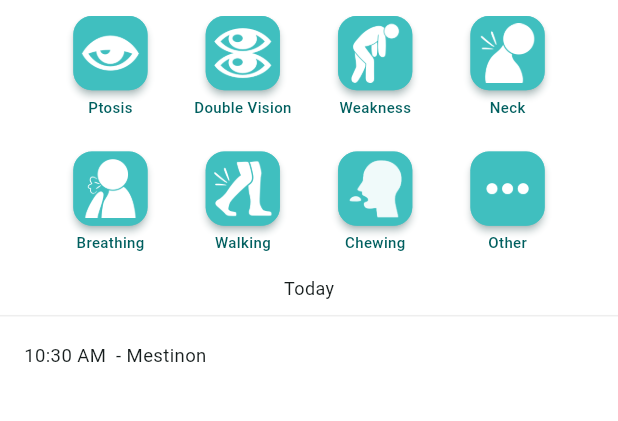
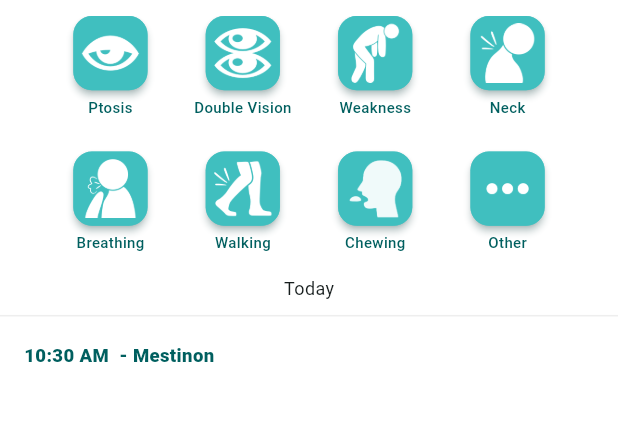
Before and after one commit to dojosgithub/mestinow, a Flutter app: the StatusPage screen opened by its route, after a tap on an icon or button, on a phone screen of 412 x 824 dp, the part 68-489 px from its top. Run offline on Flutter 3.47's test engine with Material 3 defaults, Android fonts, the phone set to English and light mode, and no system bars; drawn by our look-alikes of percent_indicator; our stand-ins replace file_picker, flutter_local_notifications, google_fonts, objectbox, qr_flutter, share_plus and 3 more; accounts and stored records are empty; generated files the repository leaves out were written again; Roboto replaces fonts that are missing (Gabarito).

Commit message:
bold medicine

```diff
--- a/lib/pages/status.dart
+++ b/lib/pages/status.dart
@@ -739,9 +739,15 @@ class _StatusPageState extends State<StatusPage> {
                           vertical: 10.0,
                         ),
                         child: Text(
-                          '$formattedTime - ${displayableEvent?.getDisplayName(l10n) ?? event.eventType}',
+                          '$formattedTime - ${displayableEvent.getDisplayName(l10n)}',
                           style: TextStyle(
                             fontFamily: _fontFamily,
+                            fontWeight: displayableEvent.type == 'med'
+                                ? FontWeight.w900
+                                : FontWeight.w400,
+                            color: displayableEvent.type == 'med'
+                                ? AppColors.darkPrimary
+                                : Colors.black,
                             fontSize: getResponsiveFontSize(
                               screenHeight * 0.015,
                               textScaleFactor,
```
Also changed, not shown: 1 other file.
